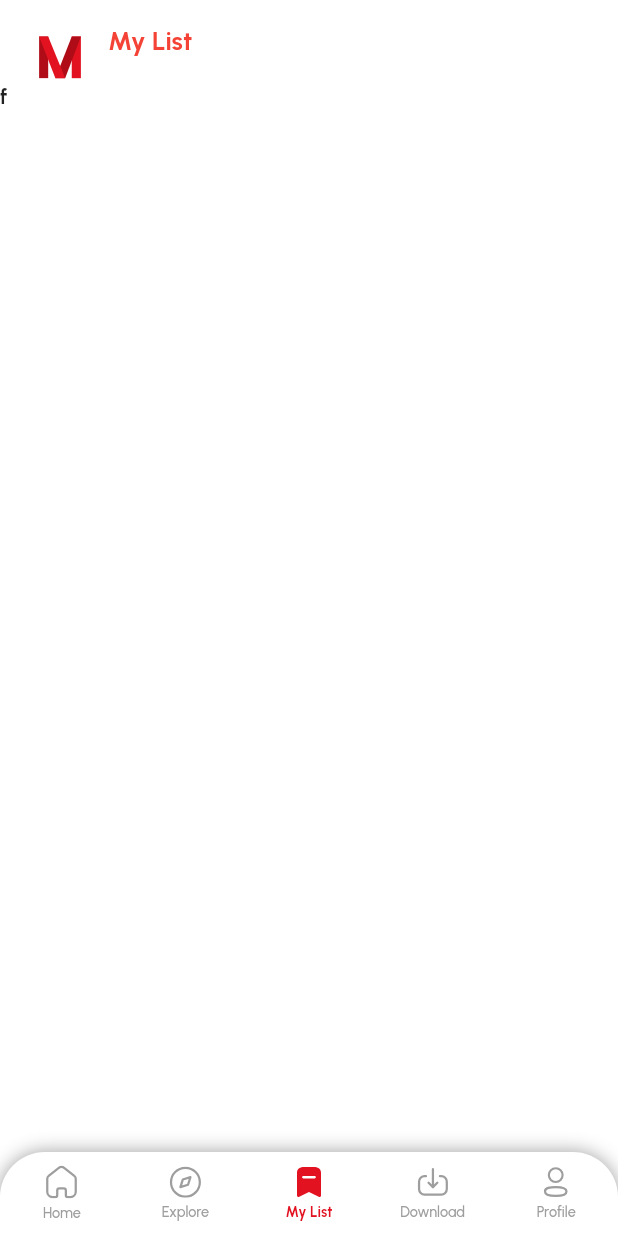
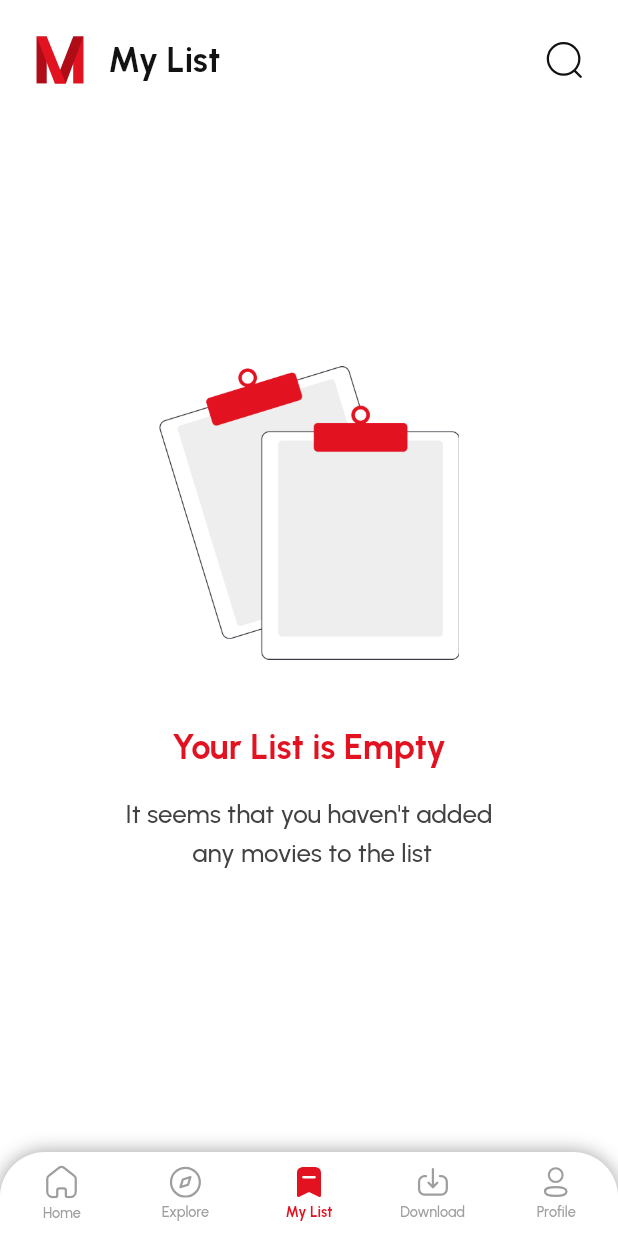
Before and after one commit to ThisIsNima01/mova, a Flutter app: the screen it shows after launch, item 3 of the bottom bar chosen, on a phone screen of 412 x 824 dp. Run offline on Flutter 3.47's test engine with Material 2 defaults, Android fonts, the phone set to English and light mode, and no system bars; our stand-ins replace device_preview, flutter_screenutil, flutter_svg, google_fonts.

Commit message:
Added MyList Screen Design

```diff
--- a/lib/config/theme/app_theme.dart
+++ b/lib/config/theme/app_theme.dart
@@ -28,6 +28,7 @@ class AppTheme {
   );
 
   static ThemeData lightMode = ThemeData(
+    appBarTheme: const AppBarTheme(backgroundColor: AppColors.white),
       bottomNavigationBarTheme: BottomNavigationBarThemeData(
         elevation: 0,
         backgroundColor: AppColors.white,
@@ -41,6 +42,7 @@ class AppTheme {
       textTheme: appTextTheme);
 
   static ThemeData darkMode = ThemeData(
+      appBarTheme: const AppBarTheme(backgroundColor: AppColors.dark1),
       bottomNavigationBarTheme: BottomNavigationBarThemeData(
         unselectedLabelStyle:
         GoogleFonts.urbanist(fontSize: 10.sp, fontWeight: FontWeight.w500),
@@ -65,6 +67,18 @@ class AppFontColorBuilder {
         : isDarkMode
             ? AppColors.white
             : Colors.blue;
+  }
+
+  static Color getGrey800AndWhite(BuildContext context) {
+    var brightness = MediaQuery.of(context).platformBrightness;
+    bool isLightMode = brightness == Brightness.light;
+    bool isDarkMode = brightness == Brightness.dark;
+
+    return isLightMode
+        ? AppColors.grey800
+        : isDarkMode
+        ? AppColors.white
+        : Colors.blue;
   }
 
   static Color getGrey100AndDark2(BuildContext context) {
--- a/lib/screens/home/home_screen.dart
+++ b/lib/screens/home/home_screen.dart
@@ -1,5 +1,4 @@
 import 'package:flutter/material.dart';
-import 'package:mova/config/global/widgets/movie_card_item.dart';
 import 'package:mova/screens/home/widgets/movie_list.dart';
 import 'package:mova/screens/home/widgets/movie_list_title.dart';
 import 'package:mova/screens/home/widgets/top_header.dart';
--- a/lib/screens/home/widgets/top_header.dart
+++ b/lib/screens/home/widgets/top_header.dart
@@ -57,6 +57,7 @@ class _TopImageSection extends StatelessWidget {
 
   @override
   Widget build(BuildContext context) {
+    final padding = MediaQuery.of(context).viewPadding;
     final screenHeight = MediaQuery.of(context).size.height;
     const designHeight = 926.0;
     const imageHeight = 400.0;
--- a/lib/screens/my_list/my_list_screen.dart
+++ b/lib/screens/my_list/my_list_screen.dart
@@ -2,7 +2,7 @@ import 'package:flutter/material.dart';
 import 'package:flutter_screenutil/flutter_screenutil.dart';
 import 'package:flutter_svg/flutter_svg.dart';
 import 'package:mova/config/global/constants/image_routes.dart';
-import 'package:mova/config/theme/app_colors.dart';
+import 'package:mova/config/theme/app_theme.dart';
 
 class MyListScreen extends StatefulWidget {
   const MyListScreen({Key? key}) : super(key: key);
@@ -14,29 +14,61 @@ class MyListScreen extends StatefulWidget {
 class _MyListScreenState extends State<MyListScreen> {
   @override
   Widget build(BuildContext context) {
+    var brightness = MediaQuery.of(context).platformBrightness;
+    ThemeData theme = Theme.of(context);
     return Scaffold(
       appBar: AppBar(
         elevation: 0,
-        backgroundColor: AppColors.white,
-        title: Text(
-          'My List',
-          style: TextStyle(color: Colors.red),
+        title: Padding(
+          padding: const EdgeInsets.only(top: 24),
+          child: Text(
+            'My List',
+            style: theme.textTheme.headlineMedium!.copyWith(
+                color: AppFontColorBuilder.getGrey900AndWhite(context)),
+          ),
         ),
+        actions: [
+          Padding(
+            padding: const EdgeInsets.only(top: 24, right: 24),
+            child: SvgPicture.asset(
+              AppImagesRoute.iconSearch,
+              color: AppFontColorBuilder.getGrey900AndWhite(context),
+            ),
+          )
+        ],
         leading: Padding(
-          padding: EdgeInsets.only(top: 24,left: 24),
-          child: Column(children: [
-            SvgPicture.asset(
-              AppImagesRoute.appLogo,
-              height: 32.h,
-              width: 32.w,
-            )
-          ]),
+          padding: const EdgeInsets.only(top: 24, left: 24),
+          child: SvgPicture.asset(
+            AppImagesRoute.appLogo,
+            height: 32,
+            width: 32,
+          ),
         ),
       ),
       body: SafeArea(
           child: Column(
+        mainAxisAlignment: MainAxisAlignment.center,
         children: [
-          Text('f'),
+          const SizedBox(width: double.infinity),
+          Image.asset(
+            brightness == Brightness.light ? AppImagesRoute.emptyListLight : AppImagesRoute.emptyListDark,
+            height: 220.h,
+            fit: BoxFit.fitWidth,
+          ),
+          const SizedBox(height: 44),
+          Text('Your List is Empty',
+              style: theme.textTheme.headlineMedium!
+                  .copyWith(color: theme.primaryColor)),
+          const SizedBox(height: 16),
+          Text(
+            'It seems that you haven\'t added\n any movies to the list',
+            textAlign: TextAlign.center,
+            style: theme.textTheme.titleLarge!.copyWith(
+              color: AppFontColorBuilder.getGrey800AndWhite(context),
+              fontWeight: FontWeight.w500,
+              height: 1.5
+            ),
+          ),
         ],
       )),
     );
```
